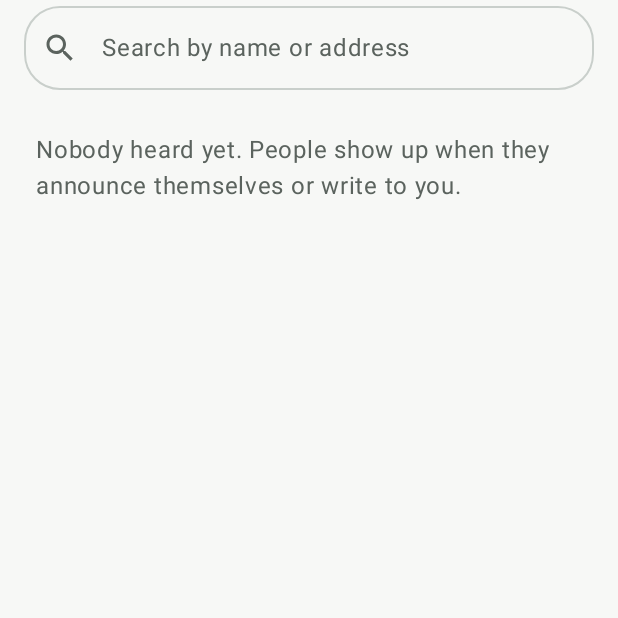
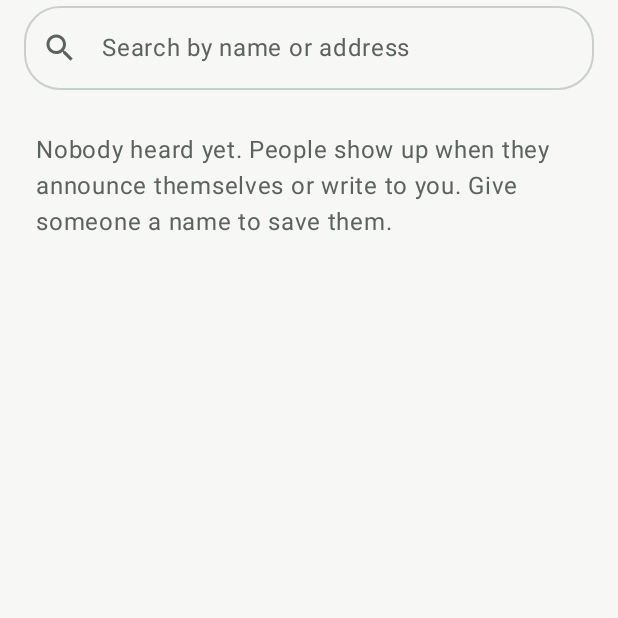
Before and after one commit to trixxor/maarse, an Android app built with Jetpack Compose: the composable ContactsScreen shown on its own in the app's theme, on a phone screen of 412 x 824 dp, the top half of it. Run offline under Robolectric (Android 15) with nearby library versions, the phone set to English and light mode, and no system bars.

Commit message:
App: delete a whole chat (long press, also in the host's history); saved contacts (given a name) listed first

```diff
--- a/android/app/src/main/java/dk/maarse/app/Proto.kt
+++ b/android/app/src/main/java/dk/maarse/app/Proto.kt
@@ -77,6 +77,8 @@ object Cmd {
         u16(req); if (conv != null) addr(conv) else bytes(ByteArray(16)); u64(before); u8(limit)
     }
     fun histMarkRead(conv: String, upTo: Long) = frame(0x31) { addr(conv); u64(upTo) }
+    /** flags: 1 outgoing, 2 the whole conversation. */
+    fun histDelete(conv: String, flags: Int, unix: Long, content: ByteArray) = frame(0x33) { addr(conv); u8(flags); u32(unix); bytes(content) }
     // Files (the same frames as the web client's sendFile).
     fun fileBegin(req: Int, dest: String, size: Int, mime: String, name: String) = frame(0x06) {
         val m = mime.toByteArray().copyOf(minOf(mime.toByteArray().size, 60))
@@ -155,6 +157,7 @@ sealed class Ev {
     data class FileStarted(val req: Int, val fileId: Long, val chunks: Int) : Ev()
     data class FileLimit(val dest: String, val max: Long, val viaLora: Boolean, val mailbox: Boolean) : Ev()
     data class Call(val from: String, val data: ByteArray) : Ev()
+    data class Deleted(val conv: String, val flags: Int, val unix: Long, val content: ByteArray) : Ev()
     data class Unknown(val kind: Int) : Ev()
 }
 
@@ -211,6 +214,7 @@ fun decodeEvent(f: ByteArray): Ev {
         0x8c -> Ev.FileDone(r.u64(1), r.u8(9) != 0, r.u8(10) != 0, r.txt(11))
         0x8d -> Ev.FileStarted(r.u16(1), r.u64(3), r.u16(11))
         0x96 -> Ev.FileLimit(r.addr(1), r.u32(17), r.u8(21) and 1 != 0, r.u8(21) and 2 != 0)
+        0xb9 -> Ev.Deleted(r.addr(1), r.u8(17), r.u32(18), f.copyOfRange(minOf(22, f.size), f.size))
         0xa5 -> Ev.Call(r.addr(1), f.copyOfRange(minOf(17, f.size), f.size))
         0xb5 -> Ev.DeviceLinked(r.addr(1), r.u8(17), r.txt(18))
         0xb6 -> {
--- a/android/app/src/main/java/dk/maarse/app/Store.kt
+++ b/android/app/src/main/java/dk/maarse/app/Store.kt
@@ -121,6 +121,12 @@ class Db(ctx: Context) : SQLiteOpenHelper(ctx, "maarse.db", null, 2) {
 
     fun delete(id: Long) { writableDatabase.delete("msg", "id = ?", arrayOf("$id")) }
 
+    /** A message deleted on another screen: same conversation, direction and text, within two minutes. */
+    fun deleteLike(conv: String, mine: Boolean, text: String, ts: Long) {
+        writableDatabase.delete("msg", "conv = ? AND mine = ? AND text = ? AND ABS(ts - ?) <= 120000",
+            arrayOf(conv, if (mine) "1" else "0", text, "$ts"))
+    }
+
     fun deleteConv(conv: String) { writableDatabase.delete("msg", "conv = ?", arrayOf(conv)) }
 
     private fun row(c: android.database.Cursor) = Msg(
--- a/android/app/src/main/java/dk/maarse/app/ui/Nodes.kt
+++ b/android/app/src/main/java/dk/maarse/app/ui/Nodes.kt
@@ -62,10 +62,22 @@ fun ContactsScreen(onContact: (String) -> Unit) {
             placeholder = { Text("Search by name or address") }, leadingIcon = { Icon(Icons.Default.Search, null) },
             shape = RoundedCornerShape(24.dp),
         )
-        if (list.isEmpty()) Text("Nobody heard yet. People show up when they announce themselves or write to you.",
+        if (list.isEmpty()) Text("Nobody heard yet. People show up when they announce themselves or write to you. Give someone a name to save them.",
             Modifier.padding(24.dp), color = MaterialTheme.colorScheme.onSurfaceVariant)
+        val saved = list.filter { Node.nicknames.value.containsKey(it.addr) }
         LazyColumn {
-            items(list, key = { it.addr }) { n ->
+            if (saved.isNotEmpty()) item { GroupTitle("Saved (${saved.size})") }
+            items(saved, key = { "s" + it.addr }) { n -> ContactRow(n, onContact) }
+            if (list.size > saved.size) item { GroupTitle("Heard recently") }
+            items(list - saved.toSet(), key = { it.addr }) { n -> ContactRow(n, onContact) }
+        }
+    }
+}
+
+@Composable
+private fun ContactRow(n: NodeEntry, onContact: (String) -> Unit) {
+    run {
+        run {
                 val title = Node.label(n.addr)
                 Row(
                     Modifier.fillMaxWidth().clickable { onContact(n.addr) }.padding(horizontal = 16.dp, vertical = 10.dp),
@@ -77,7 +89,6 @@ fun ContactsScreen(onContact: (String) -> Unit) {
                         Text(reach(n), style = MaterialTheme.typography.bodySmall, color = MaterialTheme.colorScheme.onSurfaceVariant)
                     }
                 }
-            }
         }
     }
 }
```
Also changed, not shown: android/app/src/main/java/dk/maarse/app/Node.kt (+18 -1 lines), android/app/src/main/java/dk/maarse/app/ui/Chats.kt (+13 -1 lines).
